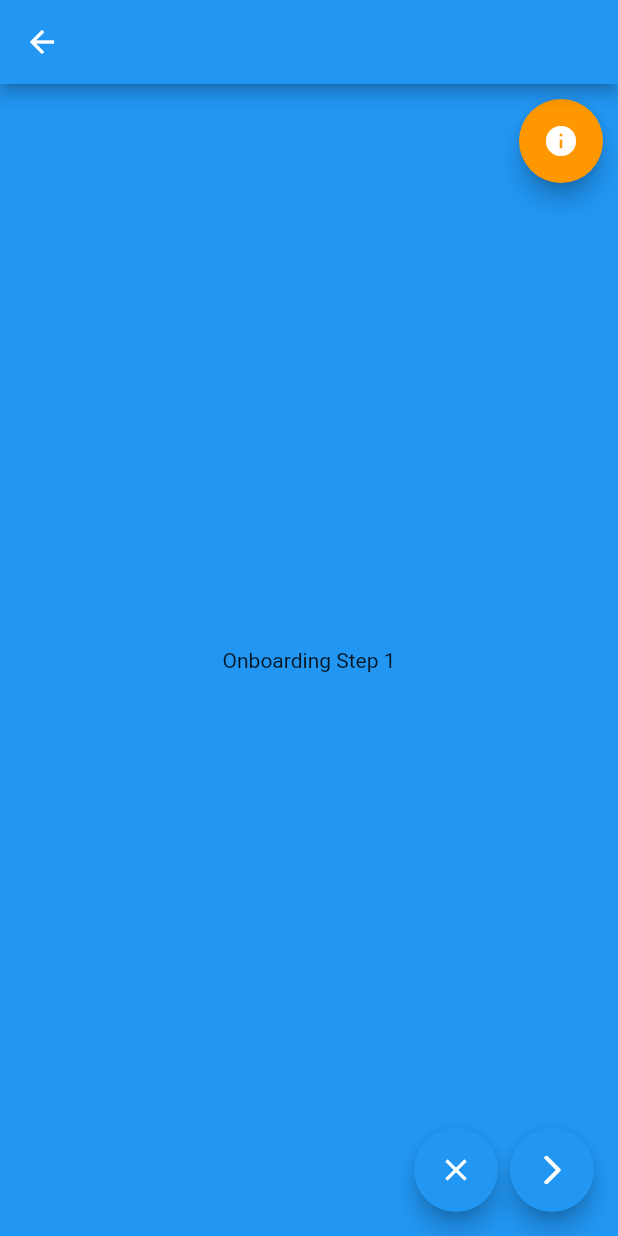
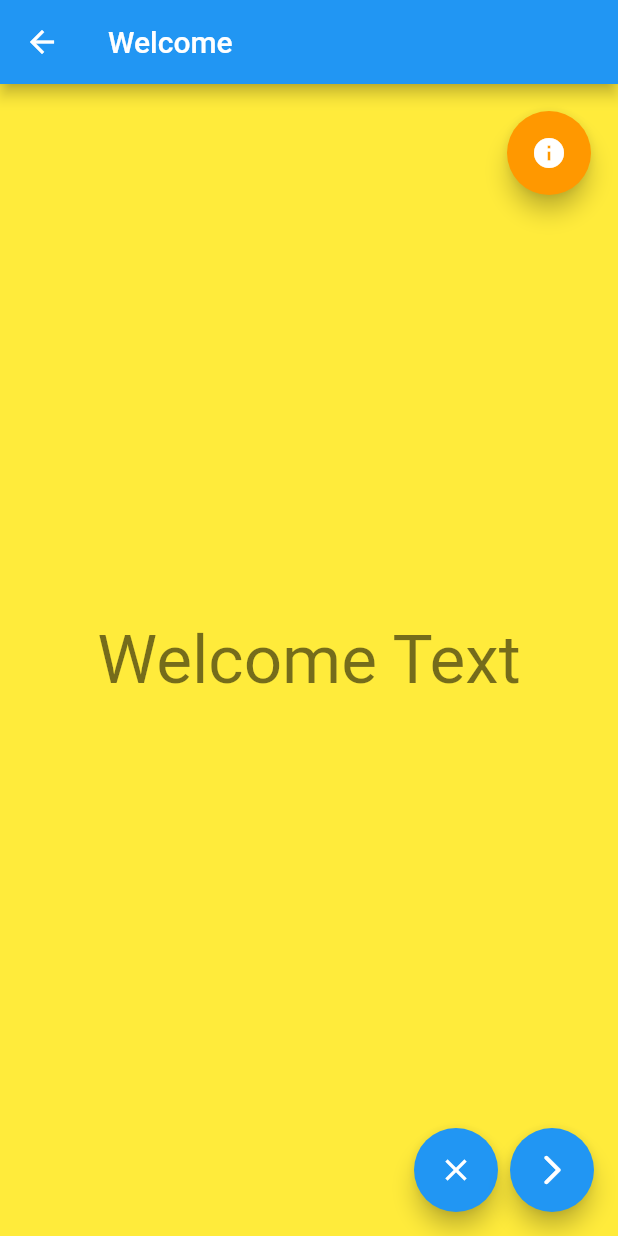
Before and after one commit to felangel/flow_builder, a Flutter app: the screen it shows after launch, after a tap on "Onboarding Flow", on a phone screen of 412 x 824 dp. Run offline on Flutter 3.47's test engine with Material 2 defaults, Android fonts, the phone set to English and light mode, and no system bars; our stand-ins replace bloc, equatable, flutter_bloc.

Commit message:
chore: v0.0.1 (#34)

```diff
--- a/example/lib/onboarding_flow/onboarding_flow.dart
+++ b/example/lib/onboarding_flow/onboarding_flow.dart
@@ -1,58 +1,83 @@
 import 'package:flutter/material.dart';
 import 'package:flow_builder/flow_builder.dart';
 
-const _onboardingInfoTag = 'onboarding_info';
+const _onboardingInfoHeroTag = '__onboarding_info_hero_tag__';
 
-List<Page> onGenerateOnboardingPages(OnboardingSteps state, List<Page> pages) {
+enum OnboardingState {
+  initial,
+  welcomeComplete,
+  usageComplete,
+  onboardingComplete,
+}
+
+List<Page> onGenerateOnboardingPages(OnboardingState state, List<Page> pages) {
   switch (state) {
-    case OnboardingSteps.step1:
-      return [Step1.page()];
-    case OnboardingSteps.step2:
-      return [Step1.page(), Step2.page()];
-    case OnboardingSteps.step3:
-      return [Step1.page(), Step2.page(), Step3.page()];
+    case OnboardingState.usageComplete:
+      return [
+        OnboardingWelcome.page(),
+        OnboardingUsage.page(),
+        OnboardingComplete.page(),
+      ];
+    case OnboardingState.welcomeComplete:
+      return [
+        OnboardingWelcome.page(),
+        OnboardingUsage.page(),
+      ];
+    case OnboardingState.initial:
     default:
-      return [Step1.page()];
+      return [OnboardingWelcome.page()];
   }
 }
 
-enum OnboardingSteps { step1, step2, step3 }
-
 class OnboardingFlow extends StatelessWidget {
-  static Route<void> route() {
+  static Route<OnboardingState> route() {
     return MaterialPageRoute(builder: (_) => OnboardingFlow());
   }
 
   @override
   Widget build(BuildContext context) {
-    return FlowBuilder<OnboardingSteps>(
+    return FlowBuilder(
+      state: OnboardingState.initial,
       observers: [HeroController()],
-      state: OnboardingSteps.step1,
       onGeneratePages: onGenerateOnboardingPages,
     );
   }
 }
 
-class Step1 extends StatelessWidget {
-  static Page<void> page() => MyPage<void>(child: Step1());
+class OnboardingWelcome extends StatelessWidget {
+  static Page page() => MyPage<void>(child: OnboardingWelcome());
 
   @override
   Widget build(BuildContext context) {
+    final theme = Theme.of(context);
     return Scaffold(
-      backgroundColor: Colors.blue,
+      backgroundColor: Colors.yellow,
       appBar: AppBar(
         leading: BackButton(
-          onPressed: () => context.flow<OnboardingSteps>().complete(),
+          onPressed: () => context.flow<OnboardingState>().complete(),
+        ),
+        title: const Text('Welcome'),
+      ),
+      body: Padding(
+        padding: const EdgeInsets.all(8),
+        child: Stack(
+          children: [
+            Center(
+              child: Column(
+                mainAxisSize: MainAxisSize.min,
+                children: [
+                  Text(
+                    'Welcome Text',
+                    style: theme.textTheme.headline3,
+                  ),
+                ],
               ),
             ),
-      body: Stack(
-        children: [
-          const Center(child: Text('Onboarding Step 1')),
             Positioned(
               top: 10,
               right: 10,
               child: FloatingActionButton(
-              heroTag: _onboardingInfoTag,
+                heroTag: _onboardingInfoHeroTag,
                 backgroundColor: Colors.orange,
                 child: const Icon(Icons.info),
                 onPressed: () {},
@@ -60,13 +85,14 @@ class Step1 extends StatelessWidget {
             ),
           ],
         ),
+      ),
       floatingActionButton: Row(
         mainAxisAlignment: MainAxisAlignment.end,
         crossAxisAlignment: CrossAxisAlignment.end,
         children: [
           FloatingActionButton(
             heroTag: 0,
-            onPressed: () => context.flow<OnboardingSteps>().complete(),
+            onPressed: () => context.flow<OnboardingState>().complete(),
             child: const Icon(Icons.clear),
           ),
           const SizedBox(width: 8),
@@ -74,8 +100,8 @@ class Step1 extends StatelessWidget {
             heroTag: 1,
             onPressed: () {
               context
-                  .flow<OnboardingSteps>()
-                  .update((previous) => OnboardingSteps.step2);
+                  .flow<OnboardingState>()
+                  .update((_) => OnboardingState.welcomeComplete);
             },
             child: const Icon(Icons.arrow_forward_ios_rounded),
           ),
@@ -85,28 +111,42 @@ class Step1 extends StatelessWidget {
   }
 }
 
-class Step2 extends StatelessWidget {
-  static Page<void> page() => MyPage<void>(child: Step2());
+class OnboardingUsage extends StatelessWidget {
+  static Page page() => MyPage<void>(child: OnboardingUsage());
 
   @override
   Widget build(BuildContext context) {
+    final theme = Theme.of(context);
     return Scaffold(
       backgroundColor: Colors.green,
-      appBar: AppBar(),
-      body: Stack(
+      appBar: AppBar(title: const Text('Usage')),
+      body: Padding(
+        padding: const EdgeInsets.all(8),
+        child: Stack(
           children: [
-          const Center(child: Text('Onboarding Step 2')),
+            Center(
+              child: Column(
+                mainAxisSize: MainAxisSize.min,
+                children: [
+                  Text(
+                    'Usage Text',
+                    style: theme.textTheme.headline3,
+                  ),
+                ],
+              ),
+            ),
             Positioned(
               top: 10,
               left: 10,
               child: FloatingActionButton(
-              heroTag: _onboardingInfoTag,
+                heroTag: _onboardingInfoHeroTag,
                 backgroundColor: Colors.orange,
                 child: const Icon(Icons.info),
                 onPressed: () {},
               ),
             ),
           ],
+        ),
       ),
       floatingActionButton: Row(
         mainAxisAlignment: MainAxisAlignment.end,
@@ -116,8 +156,8 @@ class Step2 extends StatelessWidget {
             heroTag: 2,
             onPressed: () {
               context
-                  .flow<OnboardingSteps>()
-                  .update((_) => OnboardingSteps.step1);
+                  .flow<OnboardingState>()
+                  .update((_) => OnboardingState.initial);
             },
             child: const Icon(Icons.arrow_back_ios_rounded),
           ),
@@ -126,8 +166,8 @@ class Step2 extends StatelessWidget {
             heroTag: 3,
             onPressed: () {
               context
-                  .flow<OnboardingSteps>()
-                  .update((_) => OnboardingSteps.step3);
+                  .flow<OnboardingState>()
+                  .update((_) => OnboardingState.usageComplete);
             },
             child: const Icon(Icons.arrow_forward_ios_rounded),
           ),
@@ -137,28 +177,43 @@ class Step2 extends StatelessWidget {
   }
 }
 
-class Step3 extends StatelessWidget {
-  static Page<void> page() => MyPage<void>(child: Step3());
+class OnboardingComplete extends StatelessWidget {
+  static Page page() => MyPage<void>(child: OnboardingComplete());
 
   @override
   Widget build(BuildContext context) {
+    final theme = Theme.of(context);
     return Scaffold(
-      backgroundColor: Colors.orange,
-      appBar: AppBar(),
-      body: Stack(
+      backgroundColor: Colors.pink,
+      appBar: AppBar(title: const Text('Complete')),
+      body: Padding(
+        padding: const EdgeInsets.all(8),
+        child: Stack(
           children: [
-          const Center(child: Text('Onboarding Step 3')),
+            Center(
+              child: Column(
+                mainAxisSize: MainAxisSize.min,
+                children: [
+                  Text(
+                    'All Done!',
+                    style: theme.textTheme.headline3,
+                    textAlign: TextAlign.center,
+                  ),
+                ],
+              ),
+            ),
             Positioned(
-            bottom: 40,
+              bottom: 30,
               left: 10,
               child: FloatingActionButton(
-              heroTag: _onboardingInfoTag,
+                heroTag: _onboardingInfoHeroTag,
                 backgroundColor: Colors.orange,
                 child: const Icon(Icons.info),
                 onPressed: () {},
               ),
             ),
           ],
+        ),
       ),
       floatingActionButton: Row(
         mainAxisAlignment: MainAxisAlignment.end,
@@ -168,15 +223,17 @@ class Step3 extends StatelessWidget {
             heroTag: 4,
             onPressed: () {
               context
-                  .flow<OnboardingSteps>()
-                  .update((_) => OnboardingSteps.step2);
+                  .flow<OnboardingState>()
+                  .update((_) => OnboardingState.welcomeComplete);
             },
             child: const Icon(Icons.arrow_back_ios_rounded),
           ),
           const SizedBox(width: 8),
           FloatingActionButton(
             heroTag: 5,
-            onPressed: () => context.flow<OnboardingSteps>().complete(),
+            onPressed: () => context
+                .flow<OnboardingState>()
+                .complete((_) => OnboardingState.onboardingComplete),
             child: const Icon(Icons.check),
           ),
         ],
--- a/pubspec.yaml
+++ b/pubspec.yaml
@@ -3,7 +3,7 @@ description: Flutter Flows made easy! A Flutter package which simplifies flows w
 repository: https://github.com/felangel/flow_builder
 homepage: https://github.com/felangel/flow_builder
 
-version: 0.0.1-nullsafety.0
+version: 0.0.1
 
 environment:
   sdk: ">=2.12.0-0 <3.0.0"
```
Also changed, not shown: 2 other files. Lines whose indentation alone changed are shown as unchanged.
